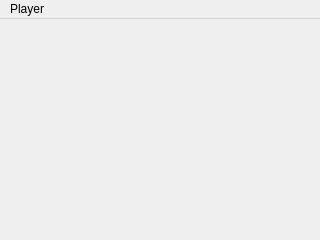
The window that apps/zxtune-qt/ui/mainwindow_embedded.ui (vitamin-caig/zxtune) describes before a commit, drawn with Qt 5.
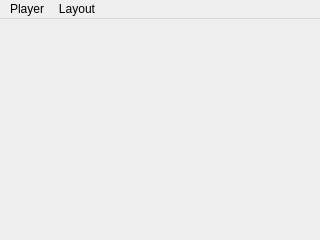
The same window after the commit. Icons and pictures are not drawn.

The edit to the form file:
```diff
--- a/apps/zxtune-qt/ui/mainwindow_embedded.ui
+++ b/apps/zxtune-qt/ui/mainwindow_embedded.ui
@@ -54,7 +54,13 @@
     </property>
     <addaction name="actionQuit"/>
    </widget>
+   <widget class="QMenu" name="menuLayout">
+    <property name="title">
+     <string notr="true">Layout</string>
+    </property>
+   </widget>
    <addaction name="menuPlayer"/>
+   <addaction name="menuLayout"/>
   </widget>
   <action name="actionQuit">
    <property name="icon">
```
Left out of the diff: 6 changed lines with no effect on the pictures.
